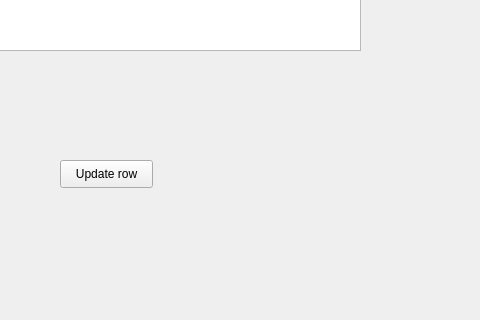
Before: the Qt Designer form main.ui in roman-shein/git_yal_1, drawn with Qt 5; both pictures show x 230 to 710 and y 280 to 600 of the 800 by 600 pixel window.
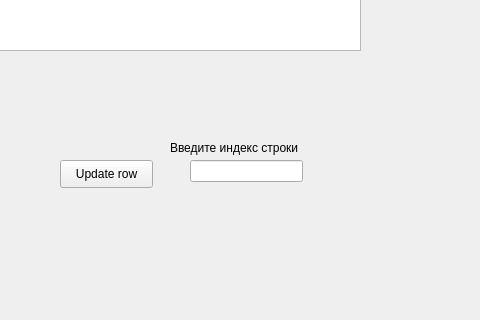
After: the same form once the commit is applied.

Diff of the .ui file:
```diff
--- a/main.ui
+++ b/main.ui
@@ -50,6 +50,29 @@
      <string>Update row</string>
     </property>
    </widget>
+   <widget class="QLineEdit" name="index">
+    <property name="geometry">
+     <rect>
+      <x>420</x>
+      <y>440</y>
+      <width>113</width>
+      <height>22</height>
+     </rect>
+    </property>
+   </widget>
+   <widget class="QLabel" name="label">
+    <property name="geometry">
+     <rect>
+      <x>400</x>
+      <y>420</y>
+      <width>141</width>
+      <height>16</height>
+     </rect>
+    </property>
+    <property name="text">
+     <string>Введите индекс строки</string>
+    </property>
+   </widget>
   </widget>
   <widget class="QMenuBar" name="menubar">
    <property name="geometry">
```
Left out of the diff: 4 changed lines with no effect on the pictures.
